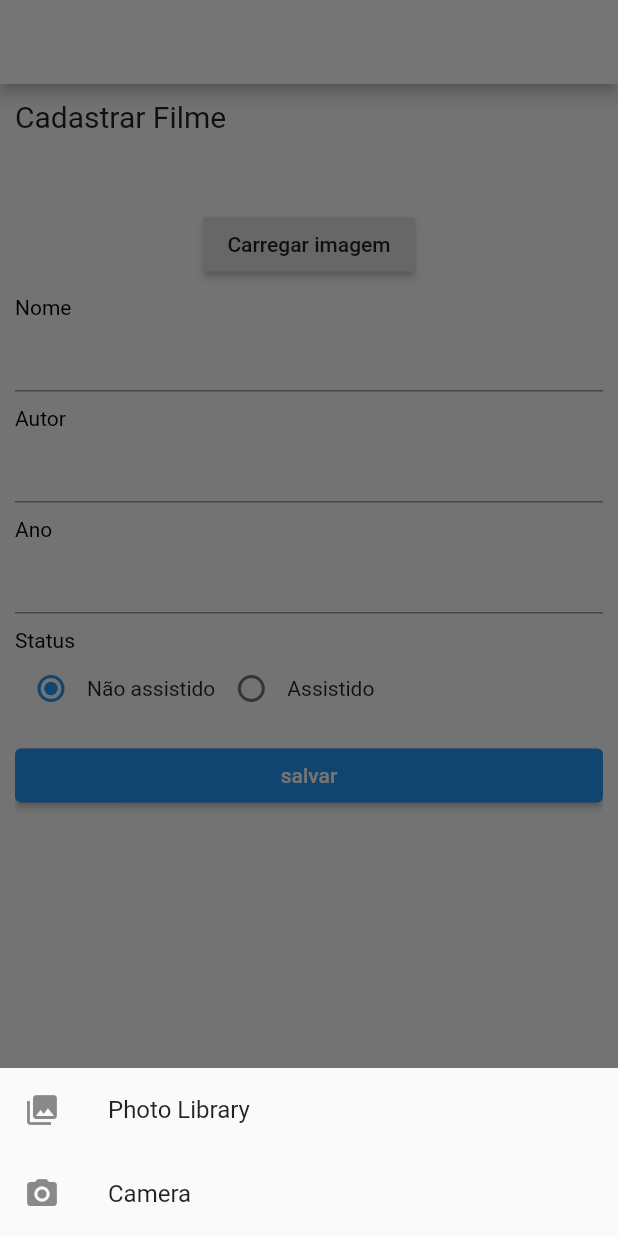
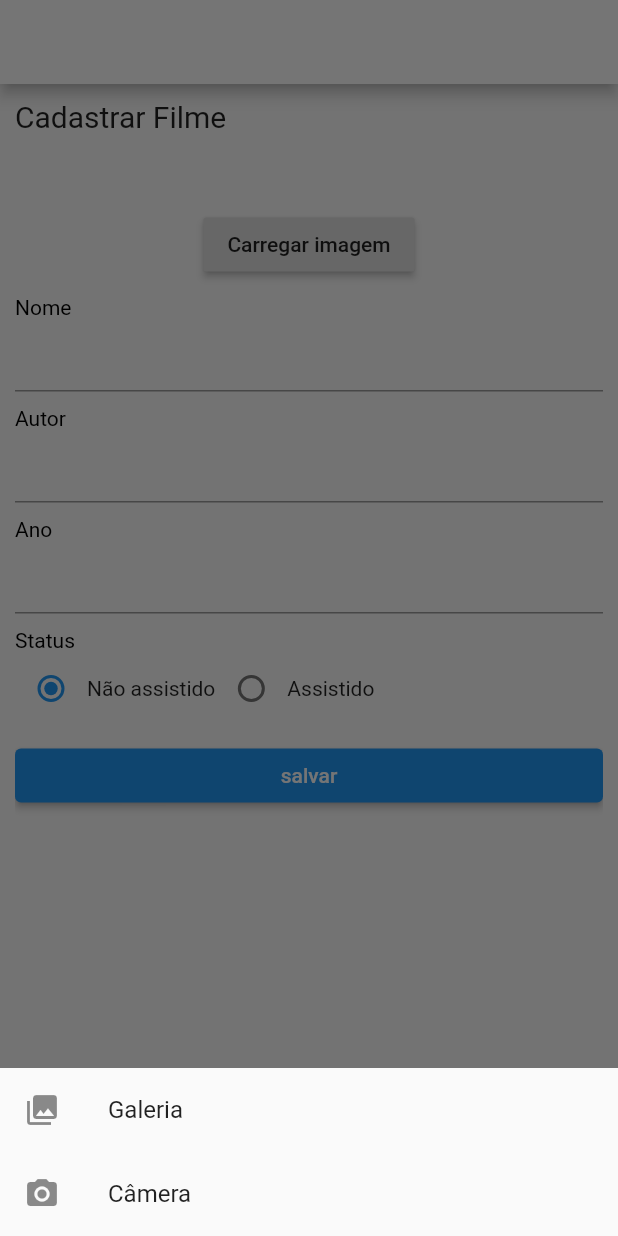
Before and after one commit to leohsmedeiros/WishList, a Flutter app: the screen it shows after launch, item 3 of the bottom bar chosen, after a tap on "Carregar imagem", on a phone screen of 412 x 824 dp. Run offline on Flutter 3.47's test engine with Material 2 defaults, Android fonts, the phone set to English and light mode, and no system bars; our stand-ins replace camera, image_picker, sqflite; accounts and stored records are empty.

Commit message:
Changed title on dialog to get image

```diff
--- a/wish_list/lib/screens/tab_content_form.dart
+++ b/wish_list/lib/screens/tab_content_form.dart
@@ -216,14 +216,14 @@ class _TabContentFormState extends State<TabContentForm> {
                 children: <Widget>[
                   new ListTile(
                       leading: new Icon(Icons.photo_library),
-                      title: new Text('Photo Library'),
+                      title: new Text('Galeria'),
                       onTap: () {
                         _imgFromGallery();
                         Navigator.of(context).pop();
                       }),
                   new ListTile(
                     leading: new Icon(Icons.photo_camera),
-                    title: new Text('Camera'),
+                    title: new Text('Câmera'),
                     onTap: () {
                       _imgFromCamera();
                       Navigator.of(context).pop();
```
